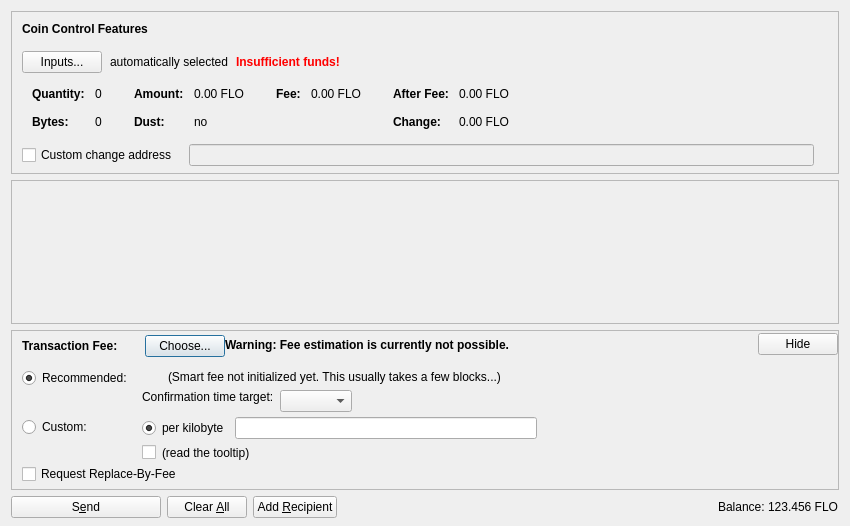
The window that src/qt/forms/sendcoinsdialog.ui (oipwg/witseg) describes before a commit, drawn with Qt 5.
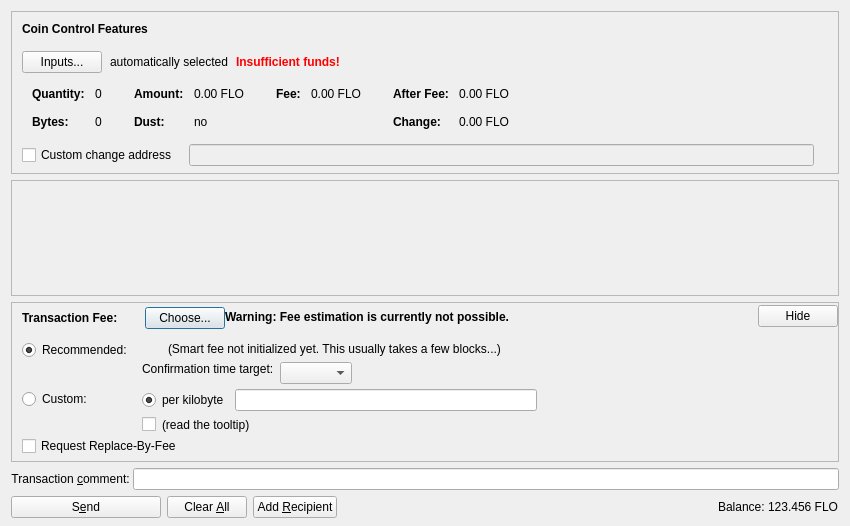
The same window after the commit. Icons and pictures are not drawn. Custom widgets are drawn as their Qt base class.

Commit message: Fixed some branding and added txComment field to the ui.

What changed in the file:
```diff
--- a/src/qt/forms/sendcoinsdialog.ui
+++ b/src/qt/forms/sendcoinsdialog.ui
@@ -1142,6 +1142,36 @@
      </layout>
     </widget>
    </item>
+   <item>
+    <layout class="QHBoxLayout" name="horizontalLayoutTxComment">
+     <property name="spacing">
+       <number>0</number>
+      </property>
+      <item>
+       <widget class="QLabel" name="labelTxComment">
+ 	   <property name="text">
+ 	    <string>Transaction &amp;comment: </string>
+ 	   </property>
+ 	   <property name="alignment">
+ 	    <set>Qt::AlignLeft|Qt::AlignTrailing|Qt::AlignVCenter</set>
+ 	   </property>
+ 	   <property name="buddy">
+ 	    <cstring>editTxComment</cstring>
+ 	   </property>
+ 	  </widget>
+      </item>
+      <item>
+       <widget class="QValidatedLineEdit" name="editTxComment">
+        <property name="enabled">
+         <bool>true</bool>
+        </property>
+        <property name="toolTip">
+         <string>Enter a transaction comment (Note: this information is public)</string>
+        </property>
+       </widget>
+      </item>
+     </layout>
+    </item>
    <item>
     <layout class="QHBoxLayout" name="horizontalLayout">
      <item>
```
The commit also changes 2 other files.
